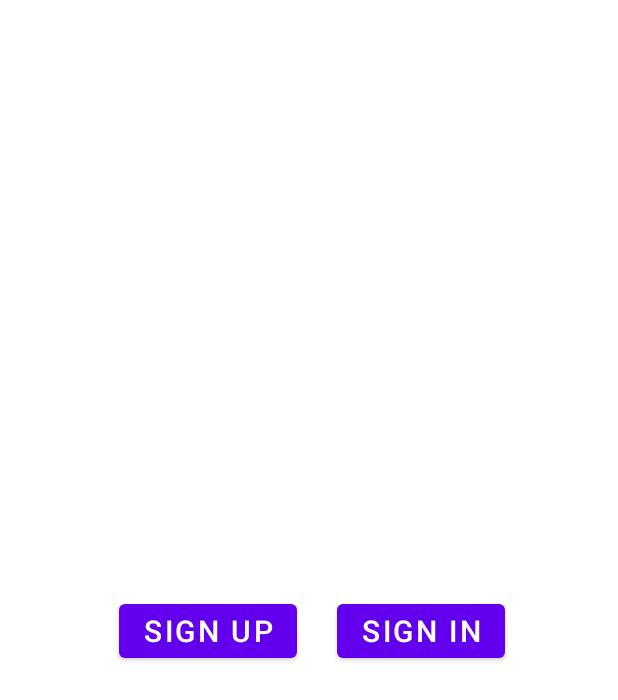
After one commit to JosephLahiru/mobile_application_development_labsheet3, an Android app: the layout activity_main2.xml on its own in the app's theme, with its tools: preview values and no code run, on a phone screen of 412 x 824 dp. The commit adds this screen. Shown: the top 700 px of the screen. Run offline under Robolectric (Android 15) with nearby library versions, the phone set to English and light mode, and no system bars.

Commit message:
Finished exercise_03 Main.java

```diff
--- a/app/build.gradle
+++ b/app/build.gradle
@@ -26,6 +26,9 @@ android {
         sourceCompatibility JavaVersion.VERSION_1_8
         targetCompatibility JavaVersion.VERSION_1_8
     }
+    buildFeatures {
+        viewBinding true
+    }
 }
 
 dependencies {
@@ -33,6 +36,9 @@ dependencies {
     implementation 'androidx.appcompat:appcompat:1.6.1'
     implementation 'com.google.android.material:material:1.9.0'
     implementation 'androidx.constraintlayout:constraintlayout:2.1.4'
+    implementation 'androidx.annotation:annotation:1.3.0'
+    implementation 'androidx.lifecycle:lifecycle-livedata-ktx:2.4.1'
+    implementation 'androidx.lifecycle:lifecycle-viewmodel-ktx:2.4.1'
     testImplementation 'junit:junit:4.13.2'
     androidTestImplementation 'androidx.test.ext:junit:1.1.5'
     androidTestImplementation 'androidx.test.espresso:espresso-core:3.5.1'
--- /dev/null
+++ b/app/src/main/res/layout/activity_main2.xml
@@ -0,0 +1,37 @@
+<?xml version="1.0" encoding="utf-8"?>
+<androidx.constraintlayout.widget.ConstraintLayout xmlns:android="http://schemas.android.com/apk/res/android"
+    xmlns:app="http://schemas.android.com/apk/res-auto"
+    xmlns:tools="http://schemas.android.com/tools"
+    android:layout_width="match_parent"
+    android:layout_height="match_parent"
+    tools:context=".exercise_03_shared_preferences.Main">
+
+    <Button
+        android:id="@+id/signIn"
+        android:layout_width="wrap_content"
+        android:layout_height="wrap_content"
+        android:layout_marginTop="350dp"
+        android:layout_marginEnd="75dp"
+        android:layout_marginBottom="333dp"
+        android:text="Sign In"
+        android:textSize="20dp"
+        app:layout_constraintBottom_toBottomOf="parent"
+        app:layout_constraintEnd_toEndOf="parent"
+        app:layout_constraintTop_toTopOf="parent" />
+
+    <Button
+        android:id="@+id/signUp"
+        android:layout_width="wrap_content"
+        android:layout_height="wrap_content"
+        android:layout_marginStart="75dp"
+        android:layout_marginTop="350dp"
+        android:layout_marginEnd="23dp"
+        android:layout_marginBottom="333dp"
+        android:text="SIGN UP"
+        android:textSize="20dp"
+        app:layout_constraintBottom_toBottomOf="parent"
+        app:layout_constraintEnd_toStartOf="@+id/signIn"
+        app:layout_constraintStart_toStartOf="parent"
+        app:layout_constraintTop_toTopOf="parent" />
+
+</androidx.constraintlayout.widget.ConstraintLayout>
--- /dev/null
+++ b/app/src/main/res/values-land/dimens.xml
@@ -0,0 +1,3 @@
+<resources>
+    <dimen name="activity_horizontal_margin">48dp</dimen>
+</resources>
--- /dev/null
+++ b/app/src/main/res/values-w1240dp/dimens.xml
@@ -0,0 +1,3 @@
+<resources>
+    <dimen name="activity_horizontal_margin">200dp</dimen>
+</resources>
--- /dev/null
+++ b/app/src/main/res/values-w600dp/dimens.xml
@@ -0,0 +1,3 @@
+<resources>
+    <dimen name="activity_horizontal_margin">48dp</dimen>
+</resources>
--- /dev/null
+++ b/app/src/main/res/values/dimens.xml
@@ -0,0 +1,5 @@
+<resources>
+    <!-- Default screen margins, per the Android Design guidelines. -->
+    <dimen name="activity_horizontal_margin">16dp</dimen>
+    <dimen name="activity_vertical_margin">16dp</dimen>
+</resources>
```
Also changed, not shown: app/src/main/AndroidManifest.xml (+16 -0 lines), app/src/main/java/me/mtron/mobile_application_development_labsheet3/exercise_03_shared_preferences/LastActivity.java (added, +16 -0 lines), app/src/main/java/me/mtron/mobile_application_development_labsheet3/exercise_03_shared_preferences/Main.java (added, +44 -0 lines), app/src/main/java/me/mtron/mobile_application_development_labsheet3/exercise_03_shared_preferences/SignIn.java (added, +16 -0 lines), app/src/main/java/me/mtron/mobile_application_development_labsheet3/exercise_03_shared_preferences/SignUp.java (added, +16 -0 lines), app/src/main/res/layout/activity_last.xml (added, +9 -0 lines), app/src/main/res/layout/activity_sign_in.xml (added, +9 -0 lines), app/src/main/res/layout/activity_sign_up.xml (added, +9 -0 lines), app/src/main/res/values/strings.xml (+9 -0 lines).
